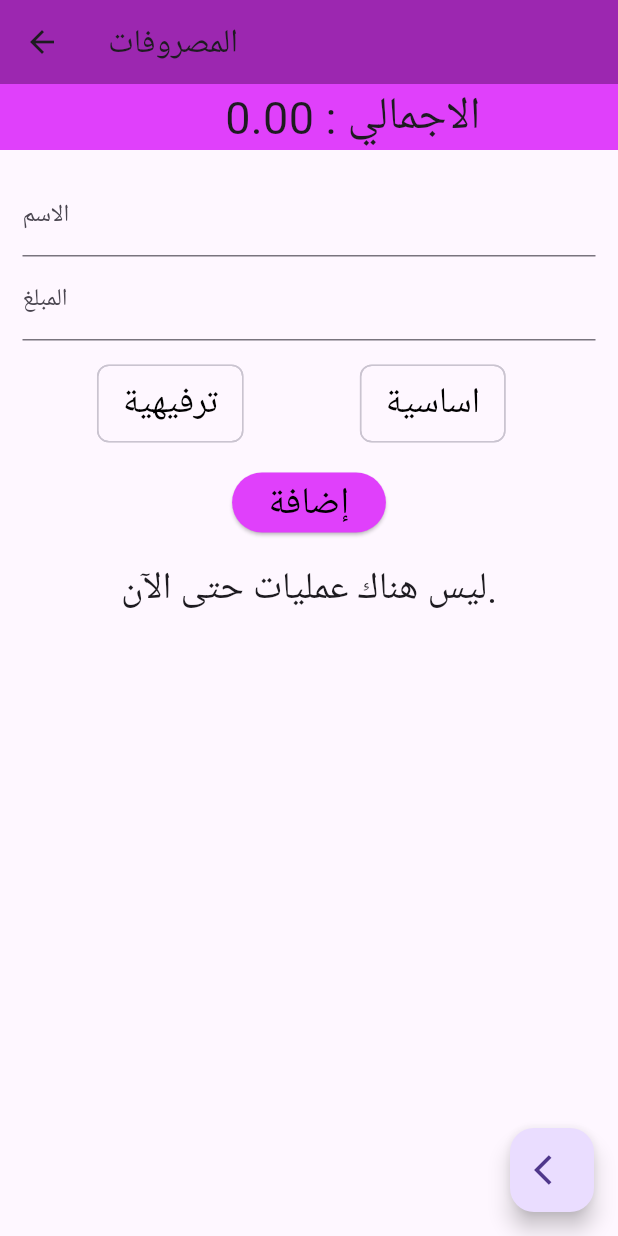
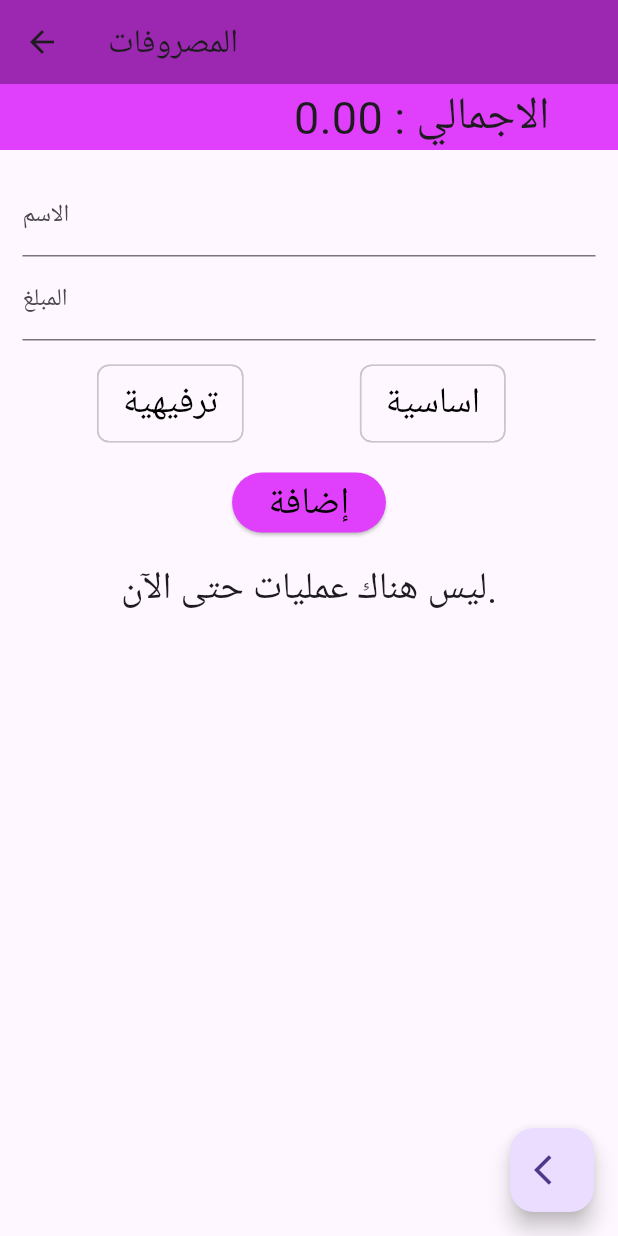
Before and after one commit to Aziz-thabet/moneyApp88, a Flutter app: the screen it shows after launch, after a tap on "المصاريف", on a phone screen of 412 x 824 dp. Run offline on Flutter 3.47's test engine with Material 3 defaults, Android fonts, the phone set to English and light mode, and no system bars; our stand-ins replace shared_preferences.

Commit message:
shaw the total number in home page Solve the problem

```diff
--- a/lib/components/totalAmount.dart
+++ b/lib/components/totalAmount.dart
@@ -12,10 +12,13 @@ class TotalAmountWidget extends StatelessWidget {
   Widget build(BuildContext context) {
     return Container(
       color:color ,
-      padding: const EdgeInsets.only(left: 150),
-      child: Text(
-        'الاجمالي : ${total.toStringAsFixed(2)}',
-        style: const TextStyle(fontSize: 30),
+      padding:  const EdgeInsets.only(left: 150),
+      child: FittedBox(
+        fit: BoxFit.scaleDown,
+        child: Text(
+          'الاجمالي : ${total.toStringAsFixed(2)}',
+          style: const TextStyle(fontSize: 30),
+        ),
       ),
     );
   }
--- a/lib/home_Page.dart
+++ b/lib/home_Page.dart
@@ -4,6 +4,7 @@ import 'package:many/pags/Expenses_page.dart';
 import 'package:many/pags/Savings_page.dart';
 import 'package:many/pags/inCome_page.dart';
 import 'components/Category.dart';
+import 'package:shared_preferences/shared_preferences.dart';
 
 class homePage extends StatefulWidget {
   const homePage({super.key});
@@ -15,7 +16,8 @@ class homePage extends StatefulWidget {
 class _homePageState extends State<homePage> {
   double incomeTotal = 0.0;
   double expensesTotal = 0.0;
-  double savingsTotal = 0.0;
+  double savingsTotal = 0.0 ;
+  late SharedPreferences prefs;
 
   @override
   Widget build(BuildContext context) {
@@ -47,7 +49,8 @@ class _homePageState extends State<homePage> {
                     Navigator.push(
                       context,
                       MaterialPageRoute(builder: (BuildContext context) {
-                        return  SavingsPage(updateSavingTotal: _updateSavingsTotal);
+                        return SavingsPage(
+                            updateSavingTotal: _updateSavingsTotal);
                       }),
                     );
                   },
@@ -59,7 +62,8 @@ class _homePageState extends State<homePage> {
                     Navigator.push(
                       context,
                       MaterialPageRoute(builder: (BuildContext context) {
-                        return  ExpensesPage(updateExpensesTotal: _updateExpensesTotal);
+                        return ExpensesPage(
+                            updateExpensesTotal: _updateExpensesTotal);
                       }),
                     );
                   },
@@ -71,7 +75,8 @@ class _homePageState extends State<homePage> {
                     Navigator.push(
                       context,
                       MaterialPageRoute(builder: (BuildContext context) {
-                        return  IncomePage(updateIncomeTotal: _updateIncomeTotal);
+                        return IncomePage(
+                            updateIncomeTotal: _updateIncomeTotal);
                       }),
                     );
                   },
@@ -97,18 +102,19 @@ class _homePageState extends State<homePage> {
               child: Padding(
                 padding: const EdgeInsets.all(16.0),
                 child: Container(
-                  height: 200,
-                  width: 300,
                   decoration: BoxDecoration(
                     color: Colors.amber,
                     borderRadius: BorderRadius.circular(25),
                   ),
-                  child:  Center(
+                  child: Center(
                     child: Padding(
                       padding: const EdgeInsets.all(8.0),
+                      child: FittedBox(
+                        fit: BoxFit.scaleDown,
                         child: Text(
                           '$total',
                           style: const TextStyle(fontSize: 120),
+                        ),
                       ),
                     ),
                   ),
@@ -121,7 +127,23 @@ class _homePageState extends State<homePage> {
     );
   }
 
+  @override
+  void initState() {
+    super.initState();
+    _loadTotals();
+  }
+
+  Future<void> _loadTotals() async {
+    prefs = await SharedPreferences.getInstance();
+    setState(() {
+      incomeTotal = prefs.getDouble('incomeTotal') ?? 0.0;
+      expensesTotal = prefs.getDouble('expensesTotal') ?? 0.0;
+      savingsTotal = prefs.getDouble('savingsTotal') ?? 0.0;
+    });
+  }
+
   void _updateIncomeTotal(double newTotal) {
+    print('Income Updated: $newTotal');
     // تحديث قيمة الدخل في صفحة الرئيسية
     setState(() {
       incomeTotal = newTotal;
@@ -129,6 +151,7 @@ class _homePageState extends State<homePage> {
   }
 
   void _updateExpensesTotal(double newTotal) {
+    print('Expenses: $newTotal');
     // تحديث قيمة المصروفات في صفحة الرئيسية
     setState(() {
       expensesTotal = newTotal;
@@ -136,6 +159,7 @@ class _homePageState extends State<homePage> {
   }
 
   void _updateSavingsTotal(double newTotal) {
+    print('Saving Updated: $newTotal');
     // تحديث قيمة الادخار في صفحة الرئيسية
     setState(() {
       savingsTotal = newTotal;
--- a/lib/pags/Expenses_page.dart
+++ b/lib/pags/Expenses_page.dart
@@ -1,4 +1,4 @@
-// ignore_for_file: depend_on_referenced_packages, library_private_types_in_public_api, file_names
+// ignore_for_file: depend_on_referenced_packages, library_private_types_in_public_api, file_names, non_constant_identifier_names
 
 import 'package:flutter/material.dart';
 
@@ -11,19 +11,19 @@ import 'package:shared_preferences/shared_preferences.dart';
 import 'dart:convert' show json;
 
 class ExpensesPage extends StatefulWidget {
-  const ExpensesPage({Key? key, required this.updateExpensesTotal})
-      : super(key: key);
+  const ExpensesPage({super.key, required this.updateExpensesTotal});
   final Function(double) updateExpensesTotal;
   @override
-  ExpensesPageState createState() => ExpensesPageState();
+  _ExpensesPageState createState() => _ExpensesPageState();
 }
 
-class ExpensesPageState extends State<ExpensesPage> {
+class _ExpensesPageState extends State<ExpensesPage> {
   final TextEditingController _nameController = TextEditingController();
   final TextEditingController _amountController = TextEditingController();
   final List<Transaction> _transactions = [];
   final ScrollController _scrollController = ScrollController();
   double expensesTotal = 0.0;
+  Color ExpensesColor = Colors.purpleAccent;
 
   @override
   void initState() {
@@ -56,6 +56,8 @@ class ExpensesPageState extends State<ExpensesPage> {
     setState(() {
       _transactions.removeAt(index);
       _saveTransactions();
+      expensesTotal = getTotalAmountOfExpenses(_transactions);
+      widget.updateExpensesTotal(expensesTotal);
     });
   }
 
@@ -76,7 +78,7 @@ class ExpensesPageState extends State<ExpensesPage> {
           children: <Widget>[
             TotalAmountWidget(
               getTotalAmountOfExpenses(_transactions),
-              color: Colors.purpleAccent,
+              color: ExpensesColor,
             ),
             Container(
               padding: const EdgeInsets.all(15),
@@ -109,7 +111,7 @@ class ExpensesPageState extends State<ExpensesPage> {
             TransactionList(
               _transactions,
               scrollController: _scrollController,
-              CircleAvatarColor: Colors.purpleAccent,
+              CircleAvatarColor: ExpensesColor,
               onDelete: _deleteTransaction,
             ),
           ],
@@ -123,12 +125,9 @@ class ExpensesPageState extends State<ExpensesPage> {
       padding: const EdgeInsets.all(16.0),
       child: Row(
         children: [
-          Expanded(
-              child:
-                  buildChoiceChip('ترفيهية', 'ترفيهية', Colors.purpleAccent)),
+          Expanded(child: buildChoiceChip('ترفيهية', 'ترفيهية', ExpensesColor)),
           const SizedBox(width: 10.0),
-          Expanded(
-              child: buildChoiceChip('اساسية', ' اساسية', Colors.purpleAccent)),
+          Expanded(child: buildChoiceChip('اساسية', ' اساسية', ExpensesColor)),
           const SizedBox(width: 10),
         ],
       ),
@@ -148,7 +147,7 @@ class ExpensesPageState extends State<ExpensesPage> {
             color: type == chipType ? Colors.black : Colors.black,
           ),
         ),
-        selectedColor: Colors.purpleAccent,
+        selectedColor: ExpensesColor,
         selected: type == chipType,
         showCheckmark: false,
         onSelected: (val) {
@@ -176,6 +175,7 @@ class ExpensesPageState extends State<ExpensesPage> {
       'expenses_transactions',
       transactions.map((t) => json.encode(t)).toList(),
     );
+    prefs.setDouble('expensesTotal', expensesTotal);
   }
 
   Future<void> _loadTransactions() async {
@@ -183,16 +183,20 @@ class ExpensesPageState extends State<ExpensesPage> {
     final transactionsData = prefs.getStringList('expenses_transactions');
     if (transactionsData != null) {
       final transactions = transactionsData
-          .map((t) => Transaction(
+          .map(
+            (t) => Transaction(
               name: json.decode(t)['name'],
               amount: json.decode(t)['amount'],
               date: DateTime.parse(json.decode(t)['date']),
-              type: 'type'))
+              type: json.decode(t)['type'],
+            ),
+          )
           .toList();
       setState(() {
-        _transactions.clear(); // يجب مسح القائمة قبل إضافة الصفقات المسترجعة
+        _transactions.clear();
         _transactions.addAll(transactions);
         expensesTotal = getTotalAmountOfExpenses(_transactions);
+        widget.updateExpensesTotal(expensesTotal);
       });
     }
   }
--- a/pubspec.yaml
+++ b/pubspec.yaml
@@ -43,14 +43,14 @@ dependencies:
 dev_dependencies:
   flutter_test:
     sdk: flutter
-  intl: ^0.17.0
+  intl: ^0.19.0
 
   # The "flutter_lints" package below contains a set of recommended lints to
   # encourage good coding practices. The lint set provided by the package is
   # activated in the `analysis_options.yaml` file located at the root of your
   # package. See that file for information about deactivating specific lint
   # rules and activating additional ones.
-  flutter_lints: ^2.0.0
+  flutter_lints: ^3.0.1
 
 # For information on the generic Dart part of this file, see the
 # following page: https://dart.dev/tools/pub/pubspec
```
Also changed, not shown: lib/hive_model/hive_model.dart (added, +23 -0 lines), lib/pags/Savings_page.dart (+7 -3 lines), lib/pags/inCome_page.dart (+7 -4 lines), pubspec.lock. Lines whose indentation alone changed are shown as unchanged.
